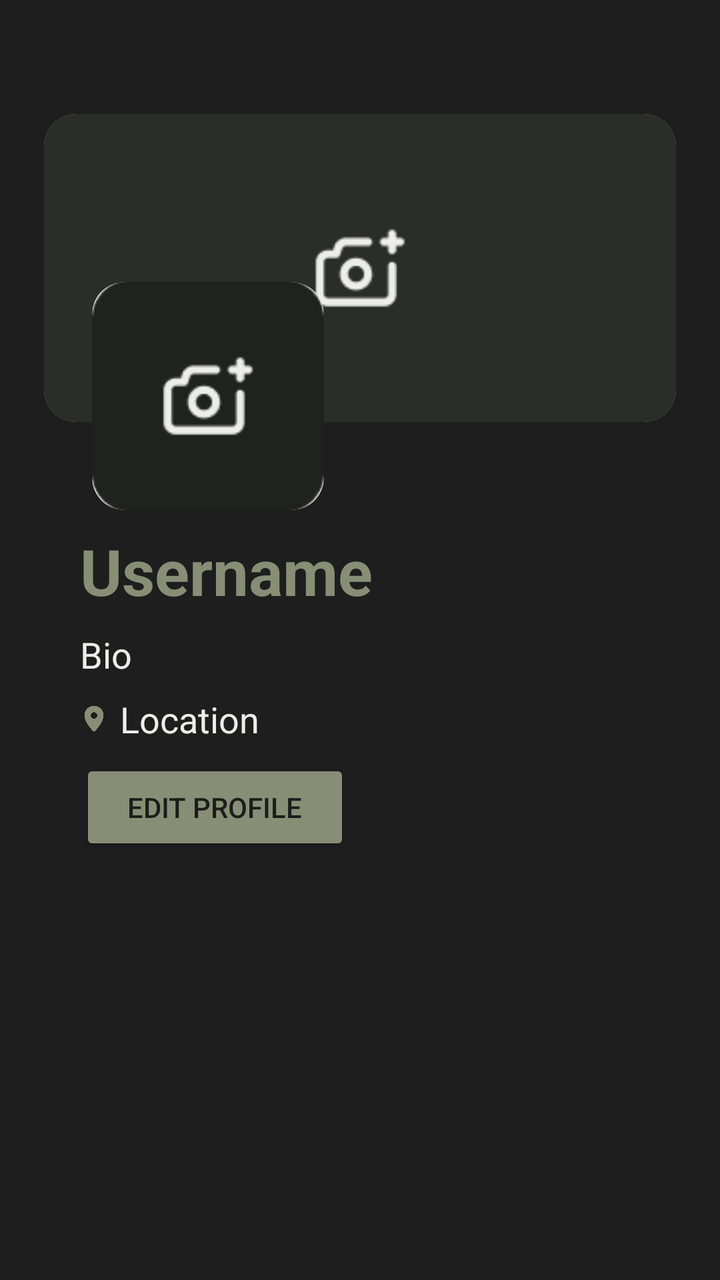
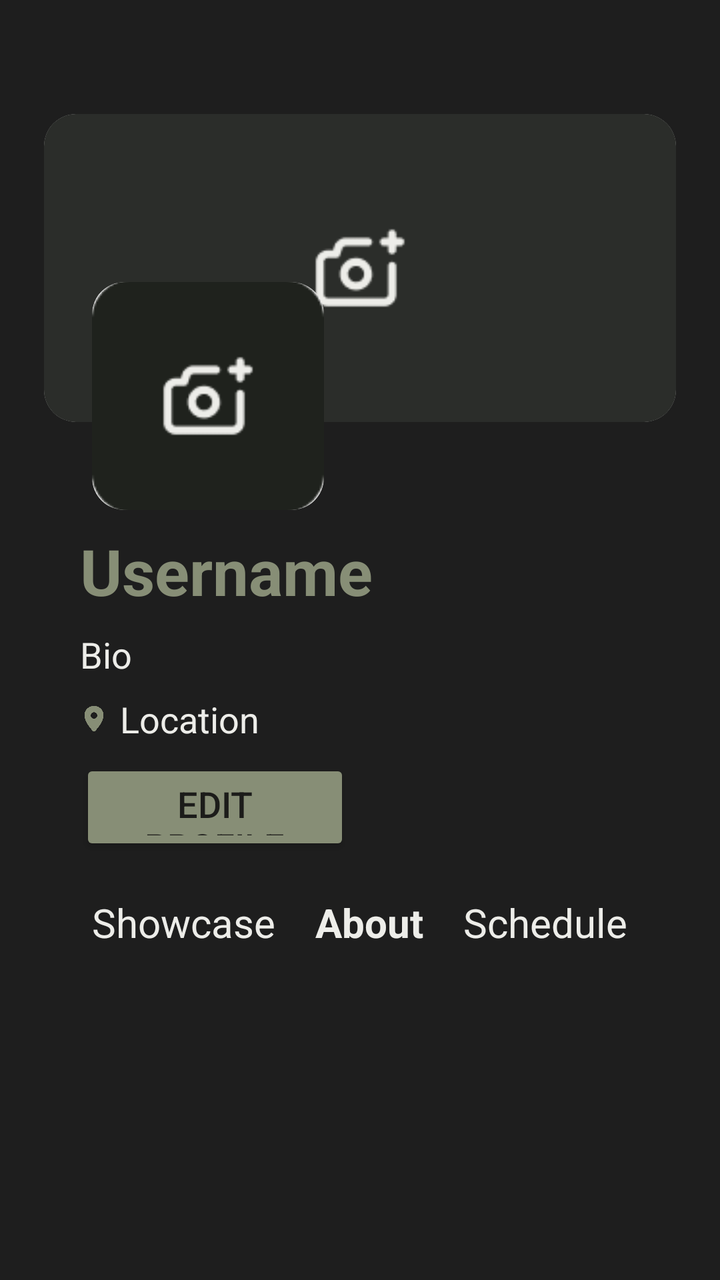

Two renders of the same Android screen: before a commit and after it. Below are the layout's source before the change and the commit's diff.
<!-- AndroidManifest.xml: application theme Theme.TheGreenRoom -->
<!-- res/layout/fragment_profile.xml -->
<?xml version="1.0" encoding="utf-8"?>
<FrameLayout xmlns:android="http://schemas.android.com/apk/res/android"
    xmlns:tools="http://schemas.android.com/tools"
    android:layout_width="match_parent"
    android:layout_height="match_parent"
    xmlns:app="http://schemas.android.com/apk/res-auto"
    android:background="#1e1e1e"
    android:paddingTop="54dp"
    android:paddingHorizontal="20dp">

    <LinearLayout
        android:layout_width="match_parent"
        android:layout_height="wrap_content"
        android:orientation="vertical">

        
        <androidx.cardview.widget.CardView
            android:layout_width="match_parent"
            android:layout_height="160dp"
            app:cardCornerRadius="16dp"
            app:cardElevation="0dp"
            app:cardPreventCornerOverlap="false"
            app:cardUseCompatPadding="true">

            <ImageView
                android:id="@+id/headerPhoto"
                android:layout_width="match_parent"
                android:layout_height="match_parent"
                android:scaleType="centerCrop"
                android:src="@drawable/header_placeholder"
                android:contentDescription="@string/edit_header_photo" />
        </androidx.cardview.widget.CardView>

        <TextView
            android:id="@+id/username"
            android:layout_marginHorizontal="20dp"
            android:layout_marginTop="50dp"
            android:layout_width="wrap_content"
            android:layout_height="wrap_content"
            android:text="@string/username"
            android:textSize="32dp"
            android:textColor="#878E76"
            android:textStyle="bold"/>

        <TextView
            android:id="@+id/bio"
            android:layout_marginHorizontal="20dp"
            android:layout_marginTop="8dp"
            android:layout_width="wrap_content"
            android:layout_height="wrap_content"
            android:text="@string/bio"
            android:textSize="18dp"
            android:textColor="#EDEDE9" />

        <LinearLayout
            android:layout_marginHorizontal="20dp"
            android:layout_marginTop="8dp"
            android:layout_width="wrap_content"
            android:layout_height="wrap_content"
            android:orientation="horizontal"
            android:gravity="center_vertical">

            <ImageView
                android:id="@+id/locationIcon"
                android:layout_width="14dp"
                android:layout_height="16dp"
                android:scaleType="centerCrop"
                android:src="@drawable/location"
                android:contentDescription="location icon" />

            <TextView
                android:id="@+id/location"
                android:layout_marginStart="6dp"
                android:layout_width="wrap_content"
                android:layout_height="wrap_content"
                android:text="@string/location"
                android:textSize="18dp"
                android:textColor="#EDEDE9" />
        </LinearLayout>

        <Button
            android:id="@+id/btn_edit_profile"
            android:layout_marginTop="8dp"
            android:layout_width="135dp"
            android:layout_height="48dp"
            android:layout_marginHorizontal="20dp"
            android:backgroundTint="#878E76"
            android:text="Edit profile"
            android:textColor="#1C1C1A"
            android:textSize="14sp" />
    </LinearLayout>

    
    <androidx.cardview.widget.CardView
        android:layout_width="120dp"
        android:layout_height="120dp"
        android:layout_marginStart="24dp"
        android:layout_marginTop="84dp"
        app:cardCornerRadius="16dp"
        app:cardElevation="0dp"
        app:cardPreventCornerOverlap="false"
        app:cardUseCompatPadding="true">

        <ImageView
            android:id="@+id/profilePicture"
            android:layout_width="match_parent"
            android:layout_height="match_parent"
            android:scaleType="centerCrop"
            android:src="@drawable/profile_placeholder"
            android:contentDescription="@string/edit_profile_picture" />
    </androidx.cardview.widget.CardView>
</FrameLayout>
<!-- resources referenced by this layout -->
<resources>
  <!-- drawable header_placeholder: png bitmap (drawable, 2111 bytes) -->
  <!-- drawable location: png bitmap (drawable, 23178 bytes) -->
  <!-- drawable profile_placeholder: png bitmap (drawable, 2025 bytes) -->
  <string name="bio">Bio</string>
  <string name="edit_header_photo">edit header photo</string>
  <string name="edit_profile_picture">edit profile picture</string>
  <string name="location">Location</string>
  <string name="username">Username</string>
  <style name="Theme.TheGreenRoom" parent="Base.Theme.TheGreenRoom" />
  <style name="Base.Theme.TheGreenRoom" parent="Theme.Material3.DayNight.NoActionBar">
          
          
      </style>
</resources>

<!-- the commit's change to res/layout/fragment_profile.xml (unified diff, before → after) -->
@@ -16,7 +16,7 @@
         
         <androidx.cardview.widget.CardView
             android:layout_width="match_parent"
-            android:layout_height="160dp"
+            android:layout_height="160sp"
             app:cardCornerRadius="16dp"
             app:cardElevation="0dp"
             app:cardPreventCornerOverlap="false"
@@ -83,17 +83,81 @@
             android:layout_marginTop="8dp"
             android:layout_width="135dp"
             android:layout_height="48dp"
+            android:paddingHorizontal="16dp"
             android:layout_marginHorizontal="20dp"
             android:backgroundTint="#878E76"
             android:text="Edit profile"
             android:textColor="#1C1C1A"
-            android:textSize="14sp" />
+            android:textSize="18sp" />
+
+
+        
+        <LinearLayout
+            android:layout_width="match_parent"
+            android:layout_height="wrap_content"
+            android:orientation="vertical">
+            <LinearLayout
+                android:layout_width="wrap_content"
+                android:layout_height="wrap_content"
+                android:layout_gravity="center_horizontal"
+                android:layout_marginVertical="20dp">
+
+                <TextView
+                    android:id="@+id/showcase"
+                    android:layout_marginHorizontal="10dp"
+                    android:layout_width="wrap_content"
+                    android:layout_height="wrap_content"
+                    android:text="@string/showcase"
+                    android:textSize="20sp"
+                    android:textColor="#EDEDE9"
+                    android:clickable="true"
+                    android:focusable="true"/>
+
+                <TextView
+                    android:id="@+id/about"
+                    android:layout_marginHorizontal="10dp"
+                    android:layout_width="wrap_content"
+                    android:layout_height="wrap_content"
+                    android:text="@string/about"
+                    android:textSize="20sp"
+                    android:textColor="#EDEDE9"
+                    android:clickable="true"
+                    android:focusable="true"
+                    android:textStyle="bold"/>
+
+                <TextView
+                    android:id="@+id/schedule"
+                    android:layout_marginHorizontal="10dp"
+                    android:layout_width="wrap_content"
+                    android:layout_height="wrap_content"
+                    android:text="@string/schedule"
+                    android:textSize="20sp"
+                    android:textColor="#EDEDE9"
+                    android:clickable="true"
+                    android:focusable="true" />
+            </LinearLayout>
+
+            <ScrollView
+                android:id="@+id/profileSectionView"
+                android:layout_width="match_parent"
+                android:layout_height="match_parent">
+
+                <LinearLayout
+                    android:id="@+id/profile_section_container"
+                    android:layout_width="match_parent"
+                    android:layout_height="wrap_content"
+                    android:orientation="vertical"
+                    android:paddingBottom="16dp" />
+            </ScrollView>
+
+        </LinearLayout>
+
     </LinearLayout>
 
     
     <androidx.cardview.widget.CardView
-        android:layout_width="120dp"
-        android:layout_height="120dp"
+        android:layout_width="120sp"
+        android:layout_height="120sp"
         android:layout_marginStart="24dp"
         android:layout_marginTop="84dp"
         app:cardCornerRadius="16dp"
@@ -109,4 +173,5 @@
             android:src="@drawable/profile_placeholder"
             android:contentDescription="@string/edit_profile_picture" />
     </androidx.cardview.widget.CardView>
+
 </FrameLayout>
<!-- resource entries referenced after the edit -->
@@ -3,10 +3,13 @@
   <!-- drawable header_placeholder: png bitmap (drawable, 2111 bytes) -->
   <!-- drawable location: png bitmap (drawable, 23178 bytes) -->
   <!-- drawable profile_placeholder: png bitmap (drawable, 2025 bytes) -->
+  <string name="about">About</string>
   <string name="bio">Bio</string>
   <string name="edit_header_photo">edit header photo</string>
   <string name="edit_profile_picture">edit profile picture</string>
   <string name="location">Location</string>
+  <string name="schedule">Schedule</string>
+  <string name="showcase">Showcase</string>
   <string name="username">Username</string>
   <style name="Theme.TheGreenRoom" parent="Base.Theme.TheGreenRoom" />
   <style name="Base.Theme.TheGreenRoom" parent="Theme.Material3.DayNight.NoActionBar">
